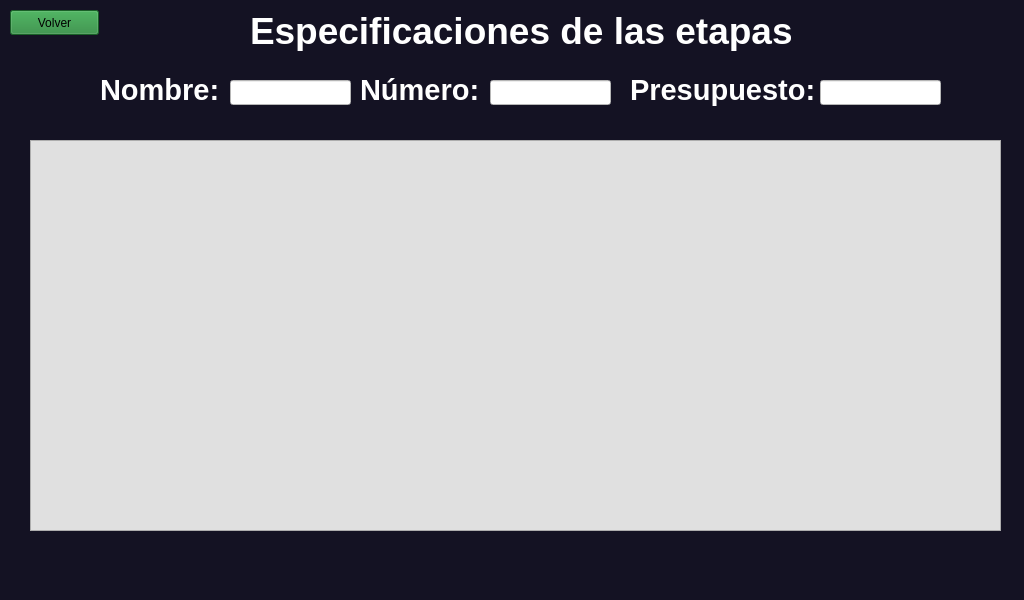
Old version of the form Vistas ui/EspecificacionesEtapas.ui in the repository bradlygutierrez/programacionApp.
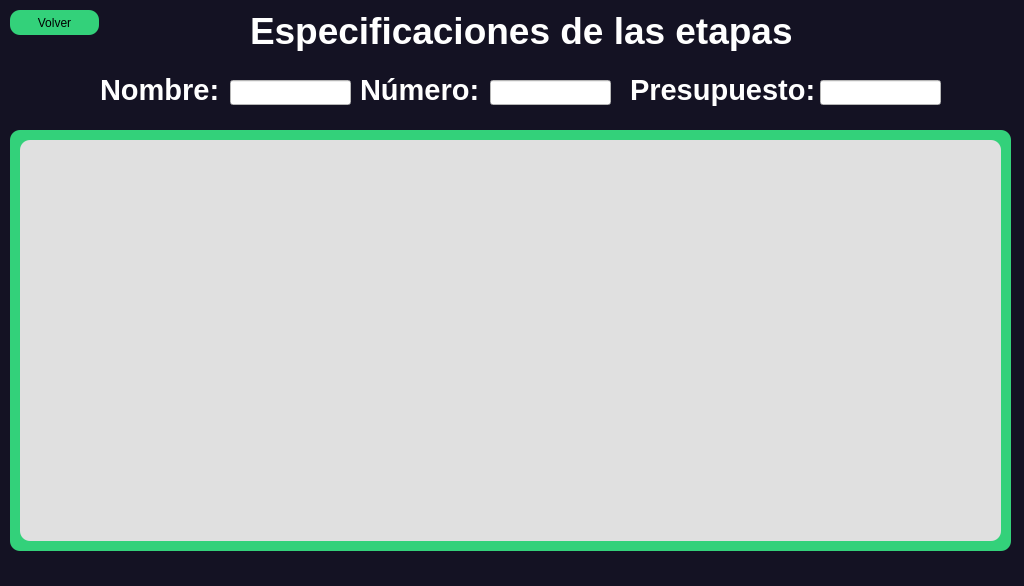
New version of the form.

The edit to the form file:
```diff
--- a/Vistas ui/EspecificacionesEtapas.ui
+++ b/Vistas ui/EspecificacionesEtapas.ui
@@ -7,7 +7,7 @@
     <x>0</x>
     <y>0</y>
     <width>1024</width>
-    <height>600</height>
+    <height>586</height>
    </rect>
   </property>
   <property name="windowTitle">
@@ -130,8 +130,8 @@
      </rect>
     </property>
     <property name="styleSheet">
-     <string notr="true">
-background-color: rgb(35, 134, 54)</string>
+     <string notr="true">background-color: rgb(51, 209, 122);
+border-radius: 10px;</string>
     </property>
     <property name="text">
      <string>Volver</string>
@@ -140,16 +140,48 @@
    <widget class="QTableWidget" name="tableWidget">
     <property name="geometry">
      <rect>
-      <x>30</x>
+      <x>20</x>
       <y>140</y>
-      <width>971</width>
-      <height>391</height>
+      <width>981</width>
+      <height>401</height>
      </rect>
     </property>
     <property name="styleSheet">
-     <string notr="true">background-color: rgb(224, 224, 224);</string>
+     <string notr="true">background-color: rgb(224, 224, 224);
+border-radius: 10px;</string>
     </property>
    </widget>
+   <widget class="QFrame" name="frame">
+    <property name="geometry">
+     <rect>
+      <x>10</x>
+      <y>130</y>
+      <width>1001</width>
+      <height>421</height>
+     </rect>
+    </property>
+    <property name="styleSheet">
+     <string notr="true">border-radius: 10px;
+background-color: rgb(51, 209, 122);
+</string>
+    </property>
+    <property name="frameShape">
+     <enum>QFrame::StyledPanel</enum>
+    </property>
+    <property name="frameShadow">
+     <enum>QFrame::Raised</enum>
+    </property>
+   </widget>
+   <zorder>frame</zorder>
+   <zorder>label</zorder>
+   <zorder>lineEdit</zorder>
+   <zorder>label_2</zorder>
+   <zorder>lineEdit_2</zorder>
+   <zorder>label_3</zorder>
+   <zorder>lineEdit_3</zorder>
+   <zorder>label_5</zorder>
+   <zorder>pushButton</zorder>
+   <zorder>tableWidget</zorder>
   </widget>
   <widget class="QMenuBar" name="menubar">
    <property name="geometry">
```
Left out of the diff: 4 changed lines with no effect on the pictures.
